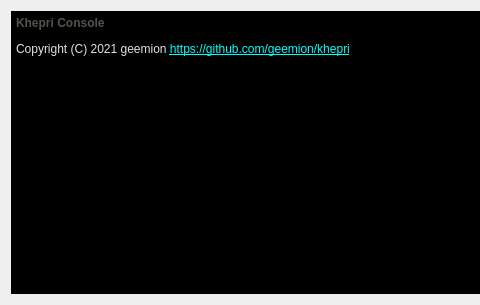
roadwy/RIP, file src/teamclient/client/ui/eventlog.ui: the form before one commit; both pictures show x 0 to 480 and y 0 to 305 of the 786 by 305 pixel window.
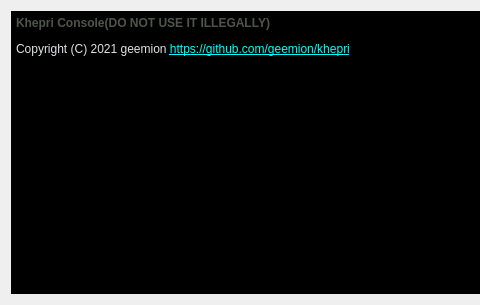
The form after the commit.

Diff of the .ui file:
```diff
--- a/src/teamclient/client/ui/eventlog.ui
+++ b/src/teamclient/client/ui/eventlog.ui
@@ -41,7 +41,7 @@
 &lt;html&gt;&lt;head&gt;&lt;meta name=&quot;qrichtext&quot; content=&quot;1&quot; /&gt;&lt;style type=&quot;text/css&quot;&gt;
 p, li { white-space: pre-wrap; }
 &lt;/style&gt;&lt;/head&gt;&lt;body style=&quot; font-family:'SimSun'; font-size:9pt; font-weight:400; font-style:normal;&quot;&gt;
-&lt;p style=&quot; margin-top:0px; margin-bottom:0px; margin-left:0px; margin-right:0px; -qt-block-indent:0; text-indent:0px;&quot;&gt;&lt;span style=&quot; font-family:'Microsoft YaHei'; font-weight:600; color:#50554c;&quot;&gt;Khepri Console&lt;/span&gt;&lt;/p&gt;
+&lt;p style=&quot; margin-top:12px; margin-bottom:12px; margin-left:0px; margin-right:0px; -qt-block-indent:0; text-indent:0px;&quot;&gt;&lt;span style=&quot; font-family:'Microsoft YaHei'; font-weight:600; color:#50554c;&quot;&gt;Khepri Console(DO NOT USE IT ILLEGALLY)&lt;/span&gt;&lt;/p&gt;
 &lt;p style=&quot; margin-top:12px; margin-bottom:12px; margin-left:0px; margin-right:0px; -qt-block-indent:0; text-indent:0px;&quot;&gt;&lt;span style=&quot; font-family:'Microsoft YaHei'; color:#e0e2e4;&quot;&gt;Copyright (C) 2021 geemion &lt;/span&gt;&lt;a href=&quot;https://github.com/geemion/khepri&quot;&gt;&lt;span style=&quot; text-decoration: underline; color:#00ffff;&quot;&gt;https://github.com/geemion/khepri&lt;/span&gt;&lt;/a&gt;&lt;/p&gt;&lt;/body&gt;&lt;/html&gt;</string>
      </property>
      <property name="openExternalLinks">
```
Left out of the diff: 2 changed lines with no effect on the pictures.
